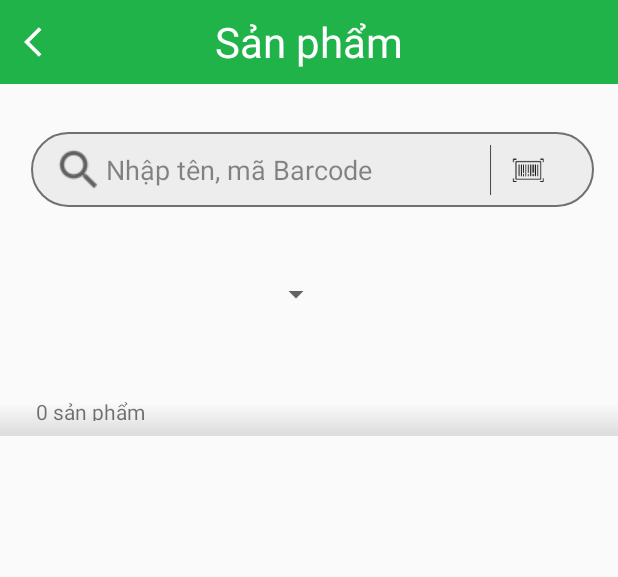
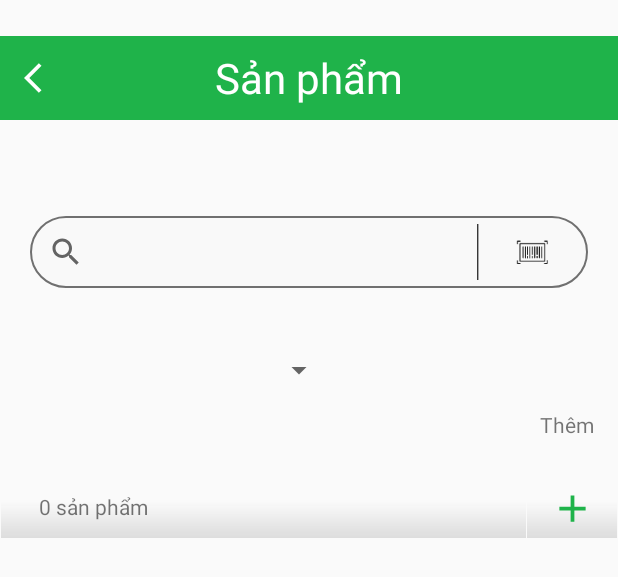
Before and after one commit to ahnkiot123a/CapstoneProject, an Android app: the layout activity_list_product.xml on its own in the app's theme, with its tools: preview values and no code run, on a phone screen of 412 x 824 dp. Shown: the top 577 px of the screen. Run offline under Robolectric (Android 15) with nearby library versions, the phone set to English and light mode, and no system bars.

Commit message:
udpate product model

```diff
--- a/app/src/main/java/com/koit/capstonproject_version_1/View/LoginActivity.java
+++ b/app/src/main/java/com/koit/capstonproject_version_1/View/LoginActivity.java
@@ -96,7 +96,7 @@ public class LoginActivity extends AppCompatActivity {
 
     public void loginWithPhone() {
 
-        userController.loginWithPhoneAndPassword(etPhoneNumber, etPassword, LoginActivity.this, view, btnFbLogin, tvForgotPassword, tvAccount, tvRegister);
+    //   userController.loginWithPhoneAndPassword(etPhoneNumber, etPassword, LoginActivity.this, view, btnFbLogin, tvForgotPassword, tvAccount, tvRegister);
     }
 
     public void callForgotPasswordActivity(View view){
--- a/app/src/main/res/drawable/ic_baseline_add_24.xml
+++ b/app/src/main/res/drawable/ic_baseline_add_24.xml
@@ -1,5 +1,5 @@
-<vector android:height="24dp" android:tint="#FFFFFF"
+<vector android:height="30dp" android:tint="@color/theme"
     android:viewportHeight="24" android:viewportWidth="24"
-    android:width="24dp" xmlns:android="http://schemas.android.com/apk/res/android">
+    android:width="30dp" xmlns:android="http://schemas.android.com/apk/res/android">
     <path android:fillColor="@android:color/white" android:pathData="M19,13h-6v6h-2v-6H5v-2h6V5h2v6h6v2z"/>
 </vector>
--- a/app/src/main/res/layout/activity_list_product.xml
+++ b/app/src/main/res/layout/activity_list_product.xml
@@ -6,14 +6,43 @@
     android:layout_height="match_parent"
     tools:context=".View.ListProductActivity">
 
+    <!--    <EditText-->
+    <!--        android:id="@+id/etSeachField"-->
+    <!--        android:layout_width="375dp"-->
+    <!--        android:layout_height="50dp"-->
+    <!--        android:background="@drawable/search_layout"-->
+    <!--        android:hint="Nhập tên, mã Barcode"-->
+    <!--        android:imeOptions="actionSearch"-->
+    <!--        android:inputType="textPersonName"-->
+    <!--        android:paddingLeft="50dp"-->
+    <!--        android:paddingTop="10dp"-->
+    <!--        android:paddingRight="100dp"-->
+    <!--        android:paddingBottom="10dp"-->
+    <!--        android:textColor="#74000000"-->
+    <!--        tools:ignore="MissingConstraints"-->
+    <!--        tools:layout_editor_absoluteX="18dp"-->
+    <!--        tools:layout_editor_absoluteY="76dp" />-->
+
+    <!--    <ImageView-->
+    <!--        android:id="@+id/imageView"-->
+    <!--        android:layout_width="34dp"-->
+    <!--        android:layout_height="34dp"-->
+    <!--        app:srcCompat="?android:attr/actionModeWebSearchDrawable"-->
+    <!--        tools:layout_editor_absoluteX="32dp"-->
+    <!--        tools:layout_editor_absoluteY="84dp" />-->
+
     <Toolbar
         android:id="@+id/toolbar_top"
         android:layout_width="match_parent"
         android:layout_height="wrap_content"
+        android:layout_marginBottom="20dp"
         android:background="@color/colorAccent"
         android:minHeight="?attr/actionBarSize"
-             app:theme="@style/AppTheme"
-             tools:ignore="MissingConstraints">
+        app:layout_constraintBottom_toTopOf="@+id/linearLayoutSearch"
+        app:layout_constraintEnd_toEndOf="parent"
+        app:layout_constraintStart_toStartOf="parent"
+        app:layout_constraintTop_toTopOf="parent"
+        app:theme="@style/AppTheme">
 
         <ImageButton
             android:id="@+id/backToLogin"
@@ -35,86 +64,110 @@
 
     </Toolbar>
 
-    <EditText
-        android:id="@+id/etSeachField"
-        android:layout_width="375dp"
-        android:layout_height="50dp"
-        android:layout_marginTop="32dp"
+    <LinearLayout
+        android:id="@+id/linearLayoutSearch"
+        android:layout_width="match_parent"
+        android:layout_height="wrap_content"
+        android:layout_marginStart="20dp"
+        android:layout_marginTop="20dp"
+        android:layout_marginEnd="20dp"
         android:background="@drawable/search_layout"
-        android:ems="10"
-        android:imeOptions="actionSearch"
-        android:inputType="textPersonName"
-        android:paddingLeft="50dp"
-        android:paddingTop="10dp"
-        android:paddingRight="100dp"
-        android:paddingBottom="10dp"
-        android:text="Nhập tên, mã Barcode"
-        android:textColor="#74000000"
+        android:orientation="horizontal"
+        app:layout_constraintBottom_toTopOf="@+id/category_Spinner"
         app:layout_constraintEnd_toEndOf="parent"
-        app:layout_constraintHorizontal_bias="0.555"
+        app:layout_constraintHorizontal_bias="0.5"
         app:layout_constraintStart_toStartOf="parent"
         app:layout_constraintTop_toBottomOf="@+id/toolbar_top"
-        tools:ignore="MissingConstraints" />
+        app:layout_constraintVertical_chainStyle="spread">
 
-    <ImageView
-        android:id="@+id/imageView"
-        android:layout_width="34dp"
-        android:layout_height="34dp"
-        android:layout_marginEnd="256dp"
-        app:layout_constraintBottom_toBottomOf="@+id/etSeachField"
-        app:layout_constraintEnd_toStartOf="@+id/imgbtnBarcode"
-        app:layout_constraintHorizontal_bias="0.923"
-        app:layout_constraintStart_toStartOf="@+id/etSeachField"
-        app:layout_constraintTop_toTopOf="@+id/etSeachField"
-        app:srcCompat="?android:attr/actionModeWebSearchDrawable" />
+
+        <SearchView
+            android:id="@+id/searchView"
+            android:layout_width="match_parent"
+            android:layout_height="match_parent"
+            android:layout_weight="0.2"
+            android:queryHint="Nhập tên sản phẩm, mã Barcode"
+            tools:layout_editor_absoluteX="9dp"
+            tools:layout_editor_absoluteY="81dp">
+
+        </SearchView>
 
         <ImageButton
             android:id="@+id/imgbtnBarcode"
-        android:layout_width="51dp"
-        android:layout_height="33dp"
+            android:layout_width="match_parent"
+            android:layout_height="match_parent"
+            android:layout_marginTop="5dp"
+            android:layout_marginBottom="5dp"
+            android:layout_weight="0.8"
             android:background="@drawable/barcode_icon_layout"
             android:left="5dp"
-        app:layout_constraintBottom_toBottomOf="@+id/etSeachField"
-        app:layout_constraintEnd_toEndOf="@+id/etSeachField"
-        app:layout_constraintHorizontal_bias="0.944"
-        app:layout_constraintStart_toStartOf="@+id/etSeachField"
-        app:layout_constraintTop_toTopOf="@+id/etSeachField"
             app:srcCompat="@drawable/barcode"
-        tools:ignore="MissingConstraints"></ImageButton>
+            tools:layout_editor_absoluteX="346dp"
+            tools:layout_editor_absoluteY="80dp"></ImageButton>
+    </LinearLayout>
 
     <Spinner
         android:id="@+id/category_Spinner"
         android:layout_width="203dp"
-        android:layout_height="26dp"
-        app:layout_constraintBottom_toTopOf="@+id/tvTotalQuantity"
-        app:layout_constraintEnd_toEndOf="parent"
-        app:layout_constraintHorizontal_bias="0.086"
-        app:layout_constraintStart_toStartOf="parent"
-        app:layout_constraintTop_toBottomOf="@+id/etSeachField"
-        app:layout_constraintVertical_bias="0.5" />
+        android:layout_height="40dp"
+        android:layout_marginTop="10dp"
+        app:layout_constraintBottom_toTopOf="@id/tvTotalQuantity"
+        app:layout_constraintStart_toStartOf="@+id/linearLayoutSearch"
+        app:layout_constraintTop_toBottomOf="@id/linearLayoutSearch" />
 
     <TextView
         android:id="@+id/tvTotalQuantity"
-        android:layout_width="416dp"
-        android:layout_height="36dp"
-        android:layout_marginTop="38dp"
-        android:layout_marginBottom="1dp"
+        android:layout_width="350dp"
+        android:layout_height="40dp"
+        android:layout_marginTop="28dp"
         android:background="@drawable/quantity_layout"
         android:paddingLeft="25dp"
-        android:paddingTop="10dp"
-        android:paddingBottom="10dp"
+        android:paddingTop="9dp"
         android:text="0 sản phẩm"
         app:layout_constraintBottom_toTopOf="@+id/recyclerViewListProduct"
-        app:layout_constraintEnd_toEndOf="parent"
+        app:layout_constraintEnd_toStartOf="@+id/btnAddNewProduct"
+        app:layout_constraintHorizontal_bias="1.0"
+        app:layout_constraintHorizontal_chainStyle="spread"
         app:layout_constraintStart_toStartOf="parent"
-        app:layout_constraintTop_toBottomOf="@+id/etSeachField" />
+        app:layout_constraintTop_toBottomOf="@+id/category_Spinner" />
 
     <androidx.recyclerview.widget.RecyclerView
         android:id="@+id/recyclerViewListProduct"
         android:layout_width="409dp"
-        android:layout_height="453dp"
+        android:layout_height="417dp"
         app:layout_constraintBottom_toBottomOf="parent"
         app:layout_constraintEnd_toEndOf="parent"
-        app:layout_constraintStart_toStartOf="parent" />
+        app:layout_constraintStart_toStartOf="parent"
+        app:layout_constraintTop_toBottomOf="@+id/tvTotalQuantity" />
+
+
+    <TextView
+        android:id="@+id/textView4"
+        android:layout_width="wrap_content"
+        android:layout_height="wrap_content"
+        android:layout_marginStart="359dp"
+        android:layout_marginTop="141dp"
+        android:layout_marginEnd="16dp"
+        android:layout_marginBottom="2dp"
+        android:text="Thêm"
+        app:layout_constraintBottom_toTopOf="@+id/btnAddNewProduct"
+        app:layout_constraintEnd_toEndOf="parent"
+        app:layout_constraintHorizontal_bias="1.0"
+        app:layout_constraintStart_toStartOf="parent"
+        app:layout_constraintTop_toBottomOf="@+id/toolbar_top"
+        app:layout_constraintVertical_bias="0.687" />
+
+    <ImageButton
+        android:id="@+id/btnAddNewProduct"
+        android:layout_width="60dp"
+        android:layout_height="40dp"
+        android:background="@drawable/quantity_layout"
+        android:left="5dp"
+        app:layout_constraintEnd_toEndOf="parent"
+        app:layout_constraintStart_toEndOf="@+id/tvTotalQuantity"
+        app:layout_constraintTop_toTopOf="@+id/tvTotalQuantity"
+        app:srcCompat="@drawable/ic_baseline_add_24"
+        tools:ignore="MissingConstraints"></ImageButton>
+
 
 </androidx.constraintlayout.widget.ConstraintLayout>
--- a/app/src/main/res/values/colors.xml
+++ b/app/src/main/res/values/colors.xml
@@ -10,6 +10,6 @@
     <color name="gray">#696969</color>
     <color name="blue">#0d69b3</color>
     <color name="light_gray">#DCDCDC</color>
-    <color name="super_light_gray">#ededed</color>
+    <color name="super_light_gray">#f9f9f9</color>
 
 </resources>
```
Also changed, not shown: app/src/main/java/com/koit/capstonproject_version_1/Adapter/ItemAdapter.java (+56 -5 lines), app/src/main/java/com/koit/capstonproject_version_1/Controller/ListProductController.java (+24 -26 lines), app/src/main/java/com/koit/capstonproject_version_1/Model/Product.java (+26 -12 lines), app/src/main/java/com/koit/capstonproject_version_1/View/ListProductActivity.java (+12 -24 lines), app/src/main/res/layout/item_layout.xml (+14 -1 lines). Lines whose indentation alone changed are shown as unchanged.
